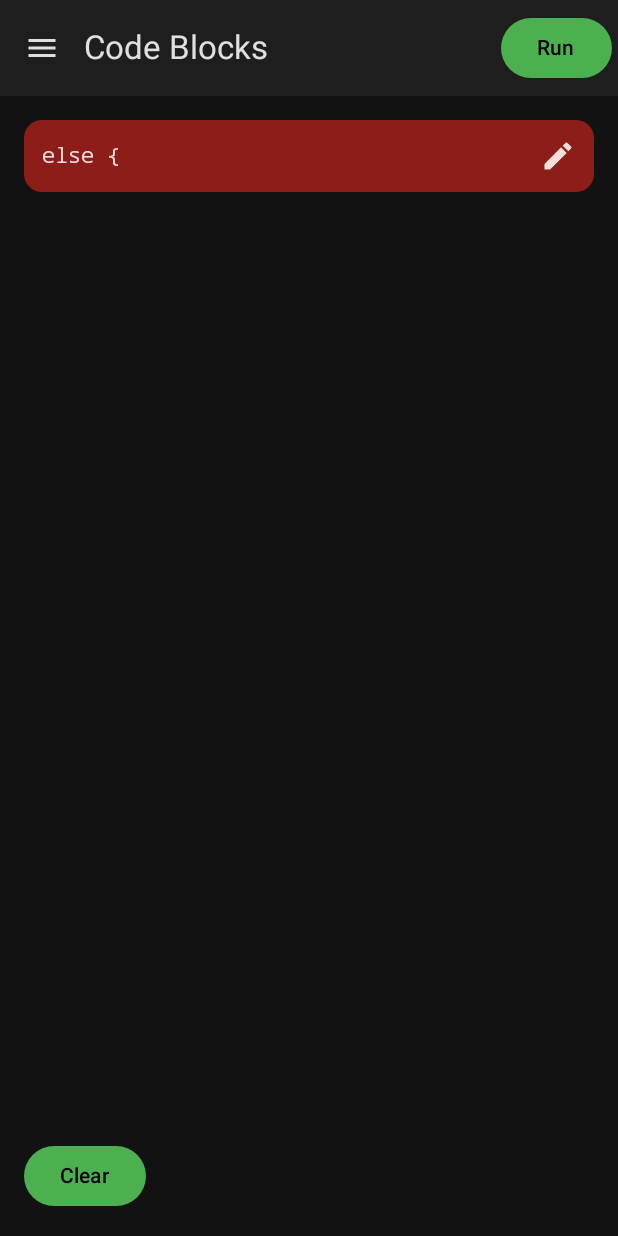
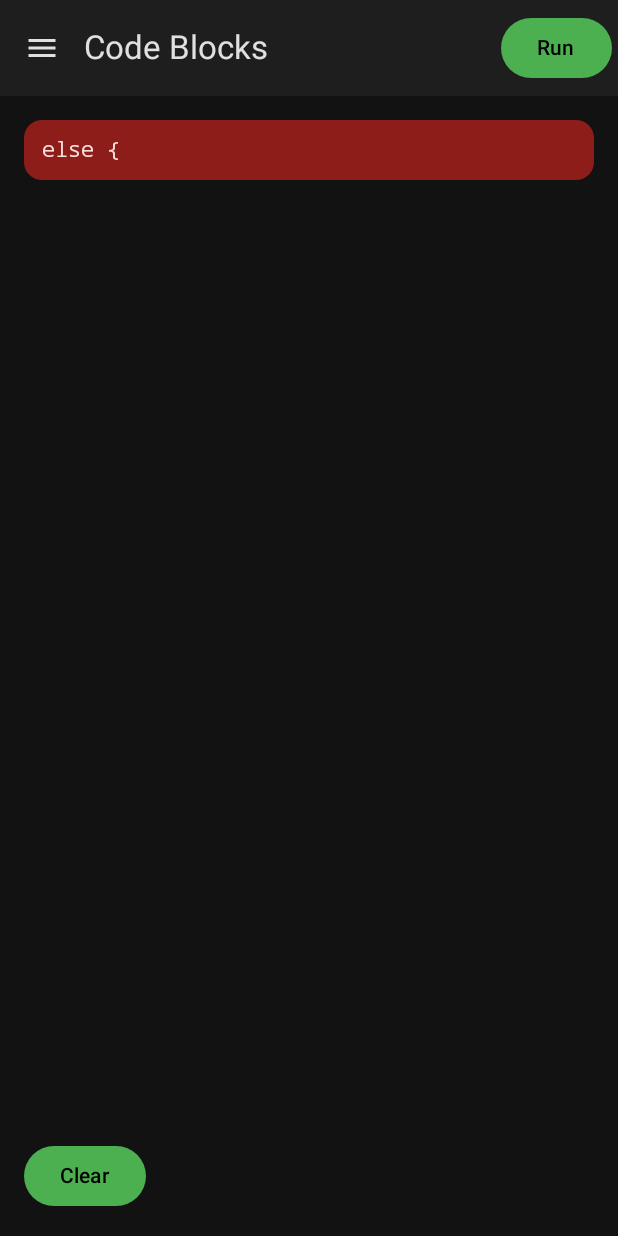
Before and after one commit to g1g942j/Code-Block, an Android app built with Jetpack Compose: the screen it shows after launch (MainActivity), after a tap on "Else", on a phone screen of 412 x 824 dp. Run offline under Robolectric (Android 15) with nearby library versions, the phone set to English and light mode, and no system bars; 2 other taps on this screen came first.

Commit message:
block close block & else editing

```diff
--- a/app/src/main/java/com/example/code_block/ui/BlockItem.kt
+++ b/app/src/main/java/com/example/code_block/ui/BlockItem.kt
@@ -27,6 +27,10 @@ fun BlockItem(
     onBlockRemoved: (Int) -> Unit,
     modifier: Modifier = Modifier
 ) {
+    val isUneditable = text.trim().let { trimmed ->
+        trimmed == stringResource(R.string.close_block) || trimmed.startsWith("else")
+    }
+
     var isEditing by remember { mutableStateOf(false) }
     var editedText by remember { mutableStateOf(text) }
 
@@ -55,7 +59,7 @@ fun BlockItem(
                 .fillMaxWidth()
                 .widthIn(min = 100.dp, max = 300.dp)
         ) {
-            if (isEditing) {
+            if (isEditing && !isUneditable) {
                 Column {
                     OutlinedTextField(
                         value = editedText,
@@ -97,7 +101,7 @@ fun BlockItem(
                 Row(
                     verticalAlignment = Alignment.CenterVertically,
                     modifier = Modifier
-                        .clickable { isEditing = true }
+                        .clickable(enabled = !isUneditable) { isEditing = true }
                         .fillMaxWidth()
                 ) {
                     Text(
@@ -107,11 +111,16 @@ fun BlockItem(
                             .padding(12.dp),
                         style = MaterialTheme.typography.bodyMedium
                     )
-                    IconButton(onClick = { isEditing = true }) {
-                        Icon(
-                            Icons.Filled.Edit,
-                            contentDescription = stringResource(R.string.edit)
-                        )
+                    if (!isUneditable) {
+                        IconButton(
+                            onClick = { isEditing = true },
+                            enabled = !isUneditable
+                        ) {
+                            Icon(
+                                Icons.Filled.Edit,
+                                contentDescription = stringResource(R.string.edit)
+                            )
+                        }
                     }
                 }
             }
```
